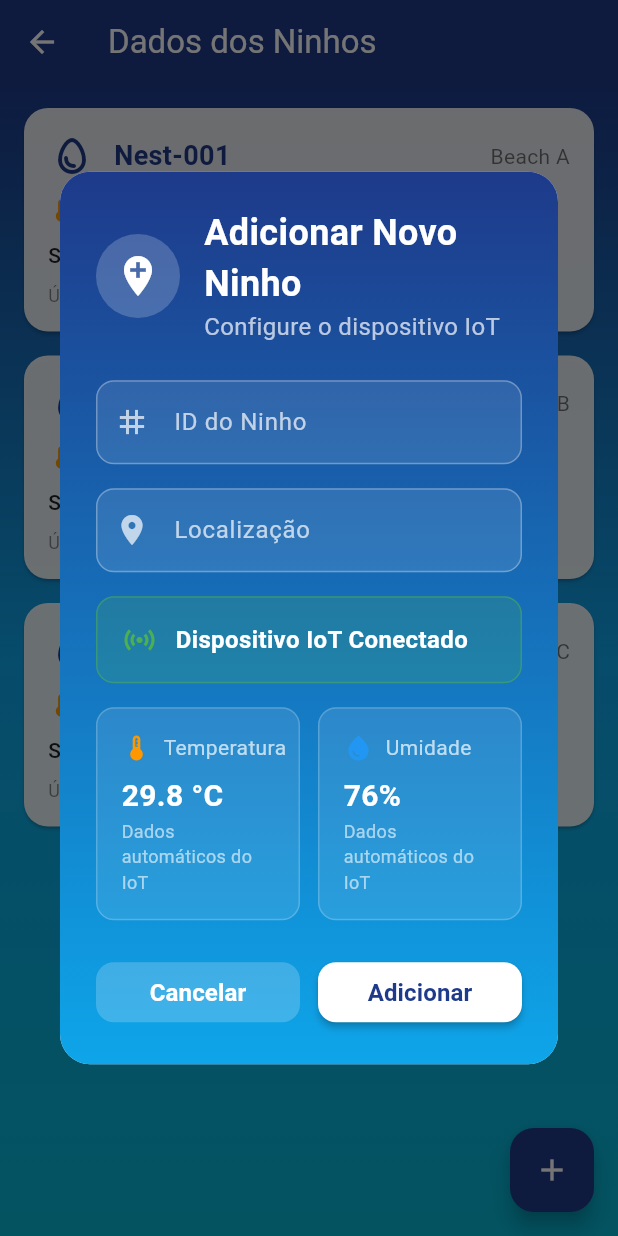
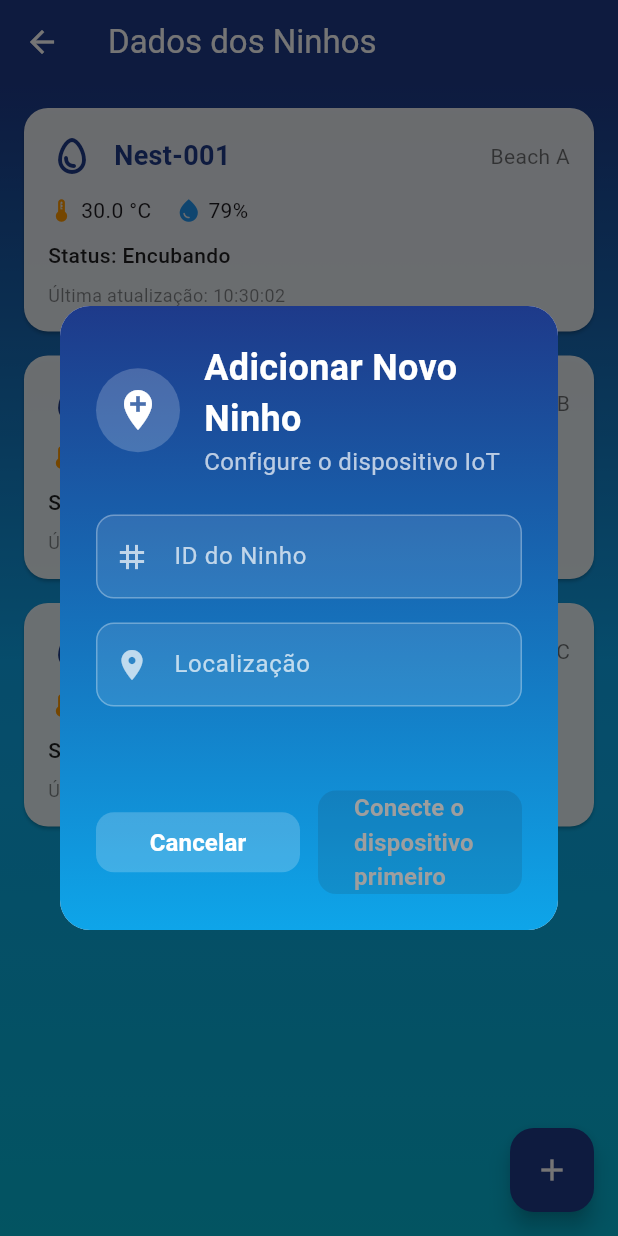
Before and after one commit to andrelarruda/ioturtle-volunteer-prototype, a Flutter app: the NestDataScreen screen opened directly, after a tap on the "add" icon, on a phone screen of 412 x 824 dp. Run offline on Flutter 3.47's test engine with Material 3 defaults, Android fonts, the phone set to English and light mode, and no system bars; our stand-ins replace shared_preferences; accounts and stored records are empty.

Commit message:
Ajuste do comportamento da adicao de novo ninho.

```diff
--- a/lib/screens/nest_data_screen.dart
+++ b/lib/screens/nest_data_screen.dart
@@ -320,9 +320,45 @@ class _NestDataScreenState extends State<NestDataScreen> {
     final _nestIdController = TextEditingController();
     final _locationController = TextEditingController();
 
+    // State variables for IoT connection simulation
+    bool _isConnecting = false;
+    bool _isConnected = false;
+    double _temperature = 0.0;
+    double _humidity = 0.0;
+    String _connectionStatus = '';
+    Color _connectionColor = Colors.grey;
+
     showDialog(
       context: context,
       builder: (BuildContext context) {
+        return StatefulBuilder(
+          builder: (BuildContext context, StateSetter setModalState) {
+            // Function to simulate IoT device connection
+            Future<void> _connectToIoTDevice(String nestId) async {
+              setModalState(() {
+                _isConnecting = true;
+                _connectionStatus = 'Conectando ao dispositivo IoT...';
+                _connectionColor = Colors.orange;
+              });
+
+              // Simulate connection delay
+              await Future.delayed(const Duration(seconds: 2));
+
+              // Simulate successful connection with random data
+              final random = DateTime.now().millisecondsSinceEpoch;
+              final temp = 25.0 + (random % 10) + (random % 10) / 10.0; // 25.0 to 35.0
+              final hum = 70.0 + (random % 30); // 70.0 to 100.0
+
+              setModalState(() {
+                _isConnecting = false;
+                _isConnected = true;
+                _temperature = temp;
+                _humidity = hum;
+                _connectionStatus = 'Dispositivo IoT Conectado';
+                _connectionColor = Colors.green;
+              });
+            }
+
             return Dialog(
           shape: RoundedRectangleBorder(
             borderRadius: BorderRadius.circular(20),
@@ -417,6 +453,10 @@ class _NestDataScreenState extends State<NestDataScreen> {
                           filled: true,
                           fillColor: Colors.white.withOpacity(0.1),
                         ),
+                        onChanged: (value) {
+                          // Trigger UI update when text changes
+                          setModalState(() {});
+                        },
                         validator: (value) {
                           if (value == null || value.isEmpty) {
                             return 'Por favor, insira o ID do ninho';
@@ -453,6 +493,20 @@ class _NestDataScreenState extends State<NestDataScreen> {
                           filled: true,
                           fillColor: Colors.white.withOpacity(0.1),
                         ),
+                        onChanged: (value) {
+                          // Trigger UI update when text changes
+                          setModalState(() {});
+                        },
+                        onFieldSubmitted: (value) {
+                          // Auto-connect after location is entered (2 second delay)
+                          if (_nestIdController.text.isNotEmpty && value.isNotEmpty && !_isConnected && !_isConnecting) {
+                            Future.delayed(const Duration(seconds: 2), () {
+                              if (mounted) {
+                                _connectToIoTDevice(_nestIdController.text);
+                              }
+                            });
+                          }
+                        },
                         validator: (value) {
                           if (value == null || value.isEmpty) {
                             return 'Por favor, insira a localização';
@@ -464,27 +518,40 @@ class _NestDataScreenState extends State<NestDataScreen> {
                       const SizedBox(height: 16),
 
                       // IoT Device Status
+                      if (_nestIdController.text.isNotEmpty)
                         Container(
                           width: double.infinity,
                           padding: const EdgeInsets.all(16),
                           decoration: BoxDecoration(
-                          color: Colors.green.withOpacity(0.2),
+                            color: _connectionColor.withOpacity(0.2),
                             borderRadius: BorderRadius.circular(12),
                             border: Border.all(
-                            color: Colors.green.withOpacity(0.5),
+                              color: _connectionColor.withOpacity(0.5),
                             ),
                           ),
                           child: Row(
                             children: [
-                            const Icon(
-                              Icons.sensors,
-                              color: Colors.green,
+                              if (_isConnecting)
+                                const SizedBox(
+                                  width: 24,
+                                  height: 24,
+                                  child: CircularProgressIndicator(
+                                    strokeWidth: 2,
+                                    valueColor: AlwaysStoppedAnimation<Color>(Colors.orange),
+                                  ),
+                                )
+                              else
+                                Icon(
+                                  _isConnected ? Icons.sensors : Icons.sensors_off,
+                                  color: _connectionColor,
                                   size: 24,
                                 ),
                               const SizedBox(width: 12),
-                            const Expanded(
+                              Expanded(
                                 child: Text(
-                                'Dispositivo IoT Conectado',
+                                  _connectionStatus.isEmpty
+                                      ? 'Dispositivo não conectado'
+                                      : _connectionStatus,
                                   style: TextStyle(
                                     color: Colors.white,
                                     fontSize: 16,
@@ -498,7 +565,40 @@ class _NestDataScreenState extends State<NestDataScreen> {
 
                       const SizedBox(height: 16),
 
+                      // Test Connection Button
+                      if (_nestIdController.text.isNotEmpty && !_isConnecting)
+                        SizedBox(
+                          width: double.infinity,
+                          height: 48,
+                          child: ElevatedButton.icon(
+                            onPressed: _isConnected
+                                ? null
+                                : () => _connectToIoTDevice(_nestIdController.text),
+                            icon: Icon(
+                              _isConnected ? Icons.check_circle : Icons.wifi_find,
+                              color: _isConnected ? Colors.green : Colors.white,
+                            ),
+                            label: Text(
+                              _isConnected ? 'Dispositivo Conectado' : 'Testar Conexão',
+                              style: TextStyle(
+                                color: _isConnected ? Colors.green : Colors.white,
+                                fontWeight: FontWeight.w600,
+                              ),
+                            ),
+                            style: ElevatedButton.styleFrom(
+                              backgroundColor: _isConnected
+                                  ? Colors.green.withOpacity(0.2)
+                                  : const Color(0xFF0EA5E9),
+                              shape: RoundedRectangleBorder(
+                                borderRadius: BorderRadius.circular(12),
+                              ),
+                              elevation: _isConnected ? 0 : 2,
+                            ),
+                          ),
+                        ),
+
                       // Temperature and Humidity (Read-only)
+                      if (_isConnected)
                         Row(
                           children: [
                             Expanded(
@@ -532,9 +632,9 @@ class _NestDataScreenState extends State<NestDataScreen> {
                                       ],
                                     ),
                                     const SizedBox(height: 8),
-                                  const Text(
-                                    '29.8 °C',
-                                    style: TextStyle(
+                                    Text(
+                                      '${_temperature.toStringAsFixed(1)} °C',
+                                      style: const TextStyle(
                                         color: Colors.white,
                                         fontSize: 20,
                                         fontWeight: FontWeight.bold,
@@ -583,9 +683,9 @@ class _NestDataScreenState extends State<NestDataScreen> {
                                       ],
                                     ),
                                     const SizedBox(height: 8),
-                                  const Text(
-                                    '76%',
-                                    style: TextStyle(
+                                    Text(
+                                      '${_humidity.toStringAsFixed(0)}%',
+                                      style: const TextStyle(
                                         color: Colors.white,
                                         fontSize: 20,
                                         fontWeight: FontWeight.bold,
@@ -636,14 +736,14 @@ class _NestDataScreenState extends State<NestDataScreen> {
                     const SizedBox(width: 12),
                     Expanded(
                       child: ElevatedButton(
-                        onPressed: () {
-                          if (_formKey.currentState!.validate()) {
+                        onPressed: (_formKey.currentState?.validate() == true && _isConnected)
+                            ? () {
                                 // Add new nest to the list with automatic IoT data
                                 final newNest = {
                                   'id': _nestIdController.text,
                                   'location': _locationController.text,
-                              'temperature': 29.8, // Automatic IoT data
-                              'humidity': 76.0, // Automatic IoT data
+                                  'temperature': _temperature, // Connected IoT data
+                                  'humidity': _humidity, // Connected IoT data
                                   'hatchStatus': 'Encubando',
                                   'lastUpdate': DateTime.now(),
                                   'alert': false,
@@ -665,7 +765,7 @@ class _NestDataScreenState extends State<NestDataScreen> {
                                   ),
                                 );
                               }
-                        },
+                            : null,
                         style: ElevatedButton.styleFrom(
                           backgroundColor: Colors.white,
                           foregroundColor: const Color(0xFF1E3A8A),
@@ -674,11 +774,12 @@ class _NestDataScreenState extends State<NestDataScreen> {
                           ),
                           elevation: 2,
                         ),
-                        child: const Text(
-                          'Adicionar',
+                        child: Text(
+                          _isConnected ? 'Adicionar' : 'Conecte o dispositivo primeiro',
                           style: TextStyle(
                             fontSize: 16,
                             fontWeight: FontWeight.bold,
+                            color: _isConnected ? const Color(0xFF1E3A8A) : Colors.grey,
                           ),
                         ),
                       ),
@@ -688,6 +789,8 @@ class _NestDataScreenState extends State<NestDataScreen> {
               ],
             ),
           ),
+        );
+          },
         );
       },
     );
```
Lines whose indentation alone changed are shown as unchanged.
